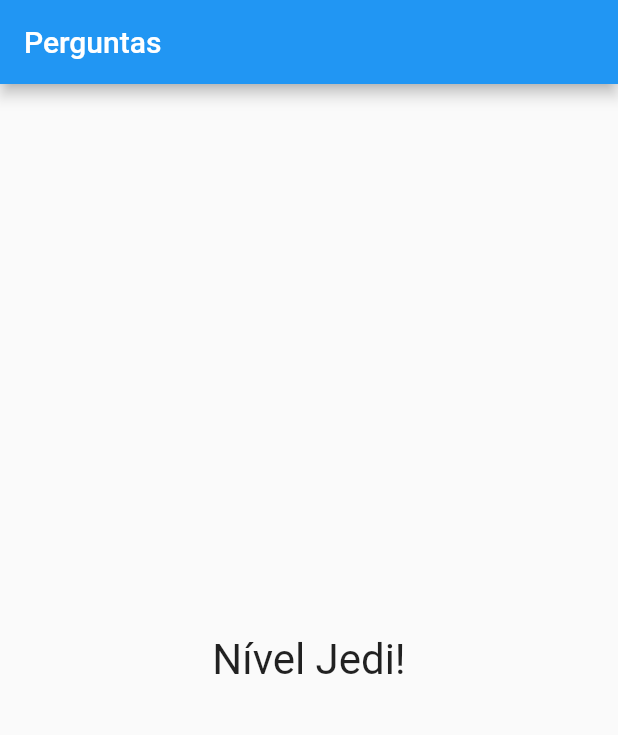
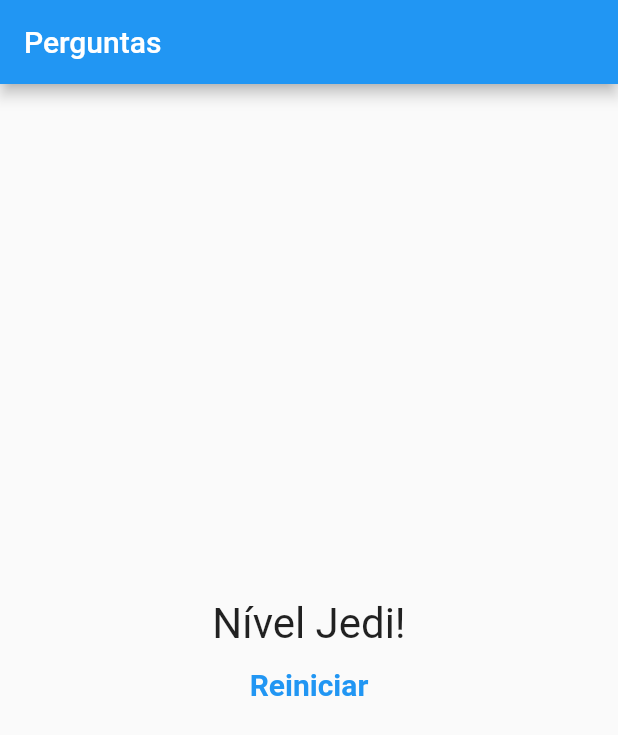
Before and after one commit to jhonatancassante/questionario_flutter, a Flutter app: the screen it shows after launch, after a tap on "Preto", after a tap on "Cobra", after a tap on "Leo", on a phone screen of 412 x 824 dp. Shown: the top 735 px of the screen. Run offline on Flutter 3.47's test engine with Material 2 defaults, Android fonts, the light colour scheme and no system bars.

Commit message:
Implementado função de reiniciar

```diff
--- a/lib/main.dart
+++ b/lib/main.dart
@@ -4,7 +4,7 @@ import './questionario.dart';
 
 main() => runApp(const PerguntaApp());
 
-class _PerguntaAppState extends State<PerguntaApp> {
+class PerguntaAppState extends State<PerguntaApp> {
   var _perguntaSelecionada = 0;
   var _pontuacaoTotal = 0;
   final List<Map<String, Object>> _perguntas = const [
@@ -46,6 +46,13 @@ class _PerguntaAppState extends State<PerguntaApp> {
     }
   }
 
+  void _reiniciarQuestionario() {
+    setState(() {
+      _perguntaSelecionada = 0;
+      _pontuacaoTotal = 0;
+    });
+  }
+
   bool get temPerguntaSelecionada {
     return _perguntaSelecionada < _perguntas.length;
   }
@@ -63,7 +70,7 @@ class _PerguntaAppState extends State<PerguntaApp> {
                 perguntaSelecionada: _perguntaSelecionada,
                 responder: _responder,
               )
-            : Resultado(_pontuacaoTotal),
+            : Resultado(_pontuacaoTotal, _reiniciarQuestionario),
       ),
     );
   }
@@ -73,7 +80,7 @@ class PerguntaApp extends StatefulWidget {
   const PerguntaApp({super.key});
 
   @override
-  _PerguntaAppState createState() {
-    return _PerguntaAppState();
+  PerguntaAppState createState() {
+    return PerguntaAppState();
   }
 }
--- a/lib/resultado.dart
+++ b/lib/resultado.dart
@@ -2,8 +2,9 @@ import 'package:flutter/material.dart';
 
 class Resultado extends StatelessWidget {
   final int pontuacao;
+  final void Function() quandoReiniciar;
 
-  const Resultado(this.pontuacao, {super.key});
+  const Resultado(this.pontuacao, this.quandoReiniciar, {super.key});
 
   String get fraseResultado {
     if (pontuacao < 8) {
@@ -19,11 +20,27 @@ class Resultado extends StatelessWidget {
 
   @override
   Widget build(BuildContext context) {
-    return Center(
-      child: Text(
-        fraseResultado,
-        style: const TextStyle(fontSize: 28),
-      ),
+    return Column(
+      mainAxisAlignment: MainAxisAlignment.center,
+      children: [
+        Center(
+          child: Text(
+            fraseResultado,
+            style: const TextStyle(fontSize: 28),
+          ),
+        ),
+        TextButton(
+          onPressed: quandoReiniciar,
+          style: const ButtonStyle(
+            foregroundColor: MaterialStatePropertyAll<Color>(Colors.blue),
+            textStyle: MaterialStatePropertyAll<TextStyle>(TextStyle(
+              fontSize: 20,
+              fontWeight: FontWeight.bold,
+            )),
+          ),
+          child: const Text('Reiniciar'),
+        )
+      ],
     );
   }
 }
```
